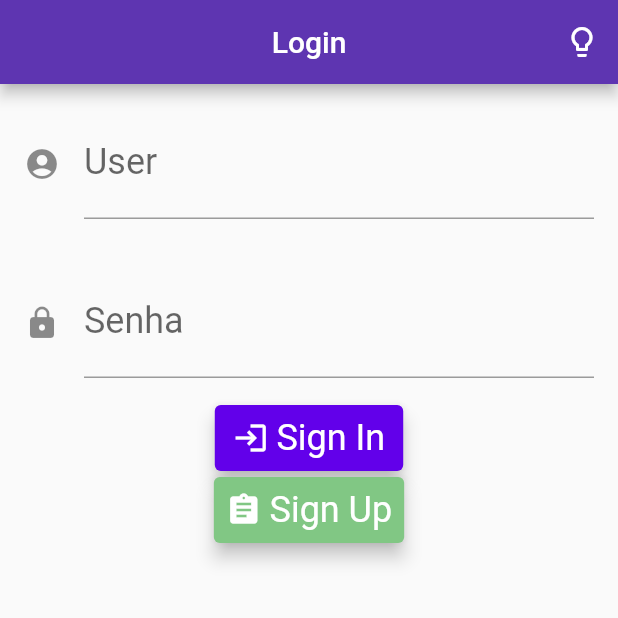
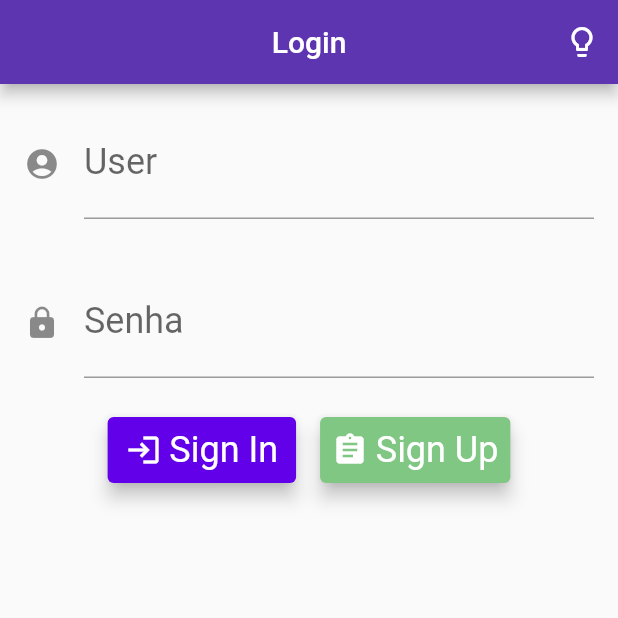
Before and after one commit to Washington-bezerra/HeyParty, a Flutter app: the screen it shows after launch, on a phone screen of 412 x 824 dp, the top half of it. Run offline on Flutter 3.47's test engine with Material 2 defaults, Android fonts, the phone set to English and light mode, and no system bars; our stand-ins replace toast.

Commit message:
os botões de SignIn e SignUp foram reposicionados, colocando-os numa Row

```diff
--- a/lib/formularios/Login.dart
+++ b/lib/formularios/Login.dart
@@ -47,7 +47,12 @@ class Login extends StatelessWidget{
           icone: Icons.lock,),
 
 
-        ElevatedButton.icon(
+        Row(
+          mainAxisAlignment: MainAxisAlignment.center,
+          children: [
+            Padding(
+              padding: const EdgeInsets.all(8.0),
+              child: ElevatedButton.icon(
                 label: Text('Sign In'),
                 icon: Icon(Icons.login),
                 style: ElevatedButton.styleFrom(
@@ -63,8 +68,11 @@ class Login extends StatelessWidget{
                 onPressed: () {
                 },
               ),
+            ),
 
-        ElevatedButton.icon(
+            Padding(
+              padding: const EdgeInsets.all(8.0),
+              child: ElevatedButton.icon(
                 label: Text('Sign Up'),
                 icon: Icon(Icons.assignment),
                 style: ElevatedButton.styleFrom(
@@ -81,6 +89,9 @@ class Login extends StatelessWidget{
                   // ignore: unnecessary_statements
                   Navigator.of(context).push(_createRoute());
                 },
+              ),
+            ),
+          ],
         ),
 
       ],
```
Lines whose indentation alone changed are shown as unchanged.
